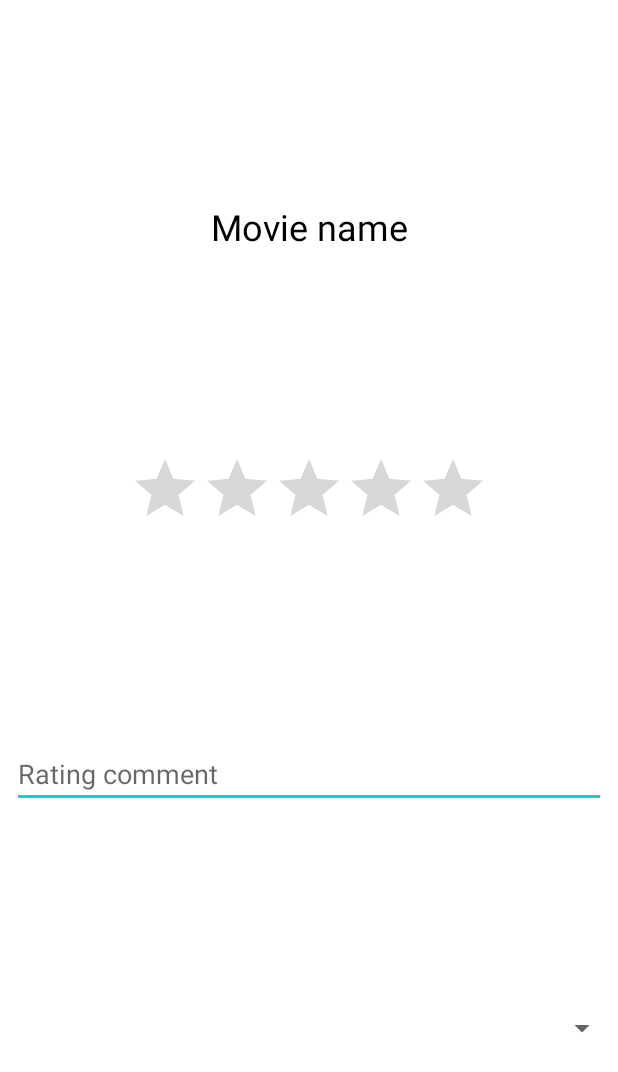
After one commit to osvalros/relationship-app-android, an Android app: the layout dialog_rate_movie.xml on its own in the app's theme, with its tools: preview values and no code run, on a phone screen of 412 x 824 dp. The commit adds this screen. Shown: the top 1072 px of the screen. Run offline under Robolectric (Android 15) with nearby library versions, the phone set to English and light mode, and no system bars.

Commit message:
Finish implementing rating

```diff
--- a/app/src/main/java/cz/osvald/rostislav/relationshipapp/database/AppDatabase.kt
+++ b/app/src/main/java/cz/osvald/rostislav/relationshipapp/database/AppDatabase.kt
@@ -31,7 +31,7 @@ object DateTimeTypeConverters {
 
 @Database(
     entities = [Movie::class, Rating::class],
-    version = 2,
+    version = 3,
 )
 @TypeConverters(DateTimeTypeConverters::class)
 abstract class AppDatabase : RoomDatabase() {
--- a/app/src/main/java/cz/osvald/rostislav/relationshipapp/database/entitity/Rating.kt
+++ b/app/src/main/java/cz/osvald/rostislav/relationshipapp/database/entitity/Rating.kt
@@ -18,5 +18,6 @@ data class Rating(
 
     val movieId: Int,
     val value: Double,
+    val comment: String?,
     val user: String, // TODO later turn into actual user object
 )
--- /dev/null
+++ b/app/src/main/res/layout/dialog_rate_movie.xml
@@ -0,0 +1,60 @@
+<?xml version="1.0" encoding="utf-8"?>
+<androidx.constraintlayout.widget.ConstraintLayout xmlns:android="http://schemas.android.com/apk/res/android"
+    android:layout_width="match_parent"
+    android:layout_height="match_parent"
+    xmlns:app="http://schemas.android.com/apk/res-auto"
+    xmlns:tools="http://schemas.android.com/tools">
+
+    <TextView
+        android:id="@+id/name"
+        android:layout_width="wrap_content"
+        android:layout_height="wrap_content"
+        android:layout_margin="8dp"
+        tools:text="@string/movie_name"
+        android:textColor="@color/black"
+        android:textSize="24sp"
+        app:layout_constraintTop_toTopOf="parent"
+        app:layout_constraintBottom_toTopOf="@id/rating"
+        app:layout_constraintLeft_toLeftOf="parent"
+        app:layout_constraintRight_toRightOf="parent"
+        />
+
+    <RatingBar
+        android:id="@+id/rating"
+        android:layout_width="wrap_content"
+        android:layout_height="wrap_content"
+        style="?android:attr/ratingBarStyle"
+        android:numStars="5"
+        android:stepSize="0.5"
+        app:layout_constraintLeft_toLeftOf="parent"
+        app:layout_constraintRight_toRightOf="parent"
+        app:layout_constraintTop_toBottomOf="@id/name"
+        app:layout_constraintBottom_toTopOf="@id/rating_comment"
+        />
+
+    <EditText
+        android:id="@+id/rating_comment"
+        android:layout_width="match_parent"
+        android:layout_height="wrap_content"
+        android:layout_margin="8dp"
+        android:inputType="text"
+        android:hint="@string/rating_comment"
+        android:importantForAutofill="no"
+        app:layout_constraintLeft_toLeftOf="parent"
+        app:layout_constraintRight_toRightOf="parent"
+        app:layout_constraintTop_toBottomOf="@id/rating"
+        app:layout_constraintBottom_toTopOf="@id/user_name_spinner"
+        />
+
+    <Spinner
+        android:id="@+id/user_name_spinner"
+        android:layout_width="match_parent"
+        android:layout_height="wrap_content"
+        android:spinnerMode="dropdown"
+        app:layout_constraintLeft_toLeftOf="parent"
+        app:layout_constraintRight_toRightOf="parent"
+        app:layout_constraintTop_toBottomOf="@id/rating_comment"
+        app:layout_constraintBottom_toBottomOf="parent"
+        />
+
+</androidx.constraintlayout.widget.ConstraintLayout>
--- a/app/src/main/res/values/strings.xml
+++ b/app/src/main/res/values/strings.xml
@@ -23,4 +23,5 @@
     <string name="seen">Seen</string>
     <string name="viewed_movies">Viewed Movies</string>
     <string name="delete">Delete</string>
+    <string name="rate_movie">Rate movie</string>
 </resources>
```
Also changed, not shown: app/build.gradle (+12 -0 lines), app/src/main/java/cz/osvald/rostislav/relationshipapp/database/migrations.kt (+7 -1 lines), app/src/main/java/cz/osvald/rostislav/relationshipapp/movie_night/MovieNightViewModel.kt (+10 -1 lines), app/src/main/java/cz/osvald/rostislav/relationshipapp/utils/Dialoger.kt (+31 -3 lines), app/src/main/res/layout/dialog_edit_movie.xml (added, +33 -0 lines).
